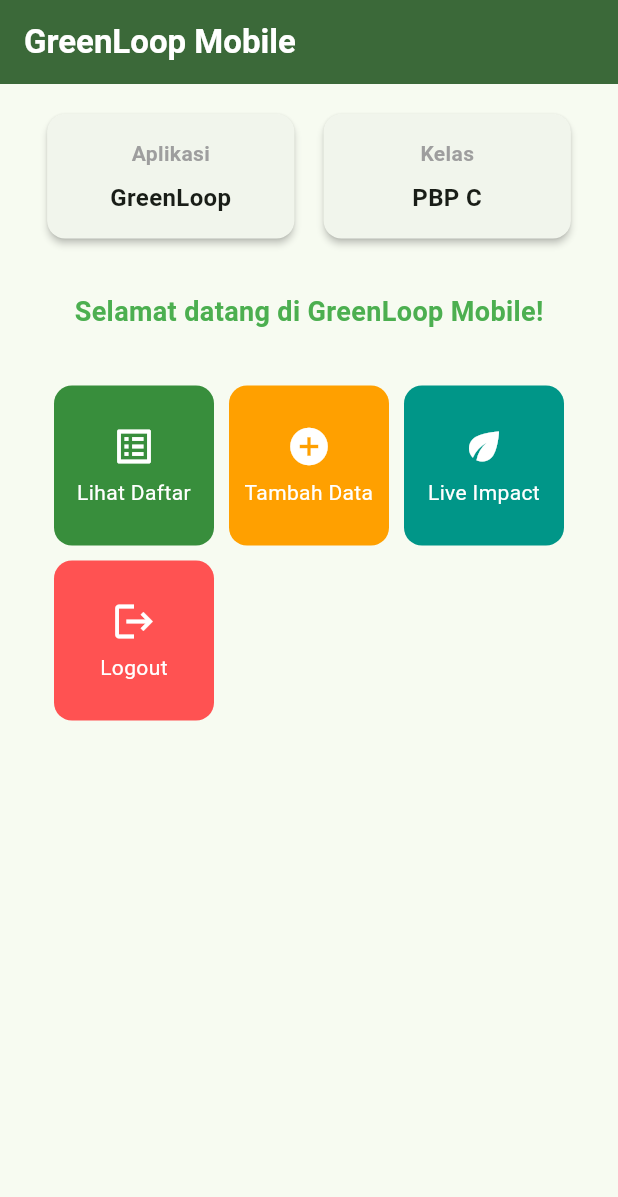
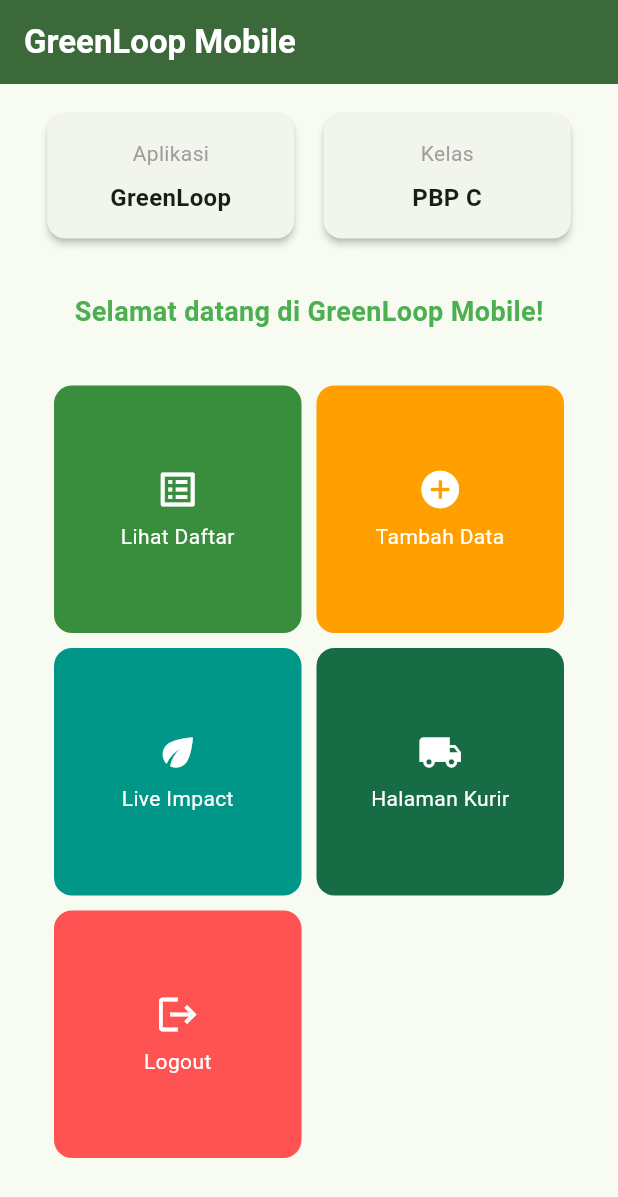
Before and after one commit to PBP-KelasC-Kelompok3/greenloop_mobile, a Flutter app: the screen it shows after launch, on a phone screen of 412 x 824 dp. Shown: the top 1197 px of the screen. Run offline on Flutter 3.47's test engine with Material 3 defaults, Android fonts, the phone set to English and light mode, and no system bars.

Commit message:
feat: add a courier dashboard and navigation to the menu
- Membuat halaman dashboard kurir dengan status tugas yang bisa diubah
- Menampilkan ringkasan statistik dan informasi cuaca
- Menambahkan kartu tugas penjemputan beserta aksi mulai penjemputan
- Menyediakan navigasi bawah dan notifikasi placeholder untuk fitur lanjutan
- Menghubungkan tile Halaman Kurir dari menu ke dashboard

```diff
--- a/lib/menu.dart
+++ b/lib/menu.dart
@@ -1,4 +1,5 @@
 import 'package:flutter/material.dart';
+import 'courier_page.dart';
 
 class MyHomePage extends StatelessWidget {
   MyHomePage({super.key});
@@ -11,6 +12,8 @@ class MyHomePage extends StatelessWidget {
     ItemHomepage("Lihat Daftar", Icons.list_alt, Colors.green.shade700),
     ItemHomepage("Tambah Data", Icons.add_circle, Colors.amber.shade700),
     ItemHomepage("Live Impact", Icons.eco, Colors.teal),
+    ItemHomepage("Halaman Kurir", Icons.local_shipping, const Color(0xFF176B45),
+      page: const CourierDashboardPage()),
     ItemHomepage("Logout", Icons.logout, Colors.redAccent),
   ];
 
@@ -20,10 +23,7 @@ class MyHomePage extends StatelessWidget {
       appBar: AppBar(
         title: const Text(
           'GreenLoop Mobile',
-          style: TextStyle(
-            color: Colors.white,
-            fontWeight: FontWeight.bold,
-          ),
+          style: TextStyle(color: Colors.white, fontWeight: FontWeight.bold),
         ),
         backgroundColor: Theme.of(context).colorScheme.primary,
       ),
@@ -54,18 +54,14 @@ class MyHomePage extends StatelessWidget {
               ),
             ),
             const SizedBox(height: 16.0),
-            // GridView untuk Tombol Aksi Modul
             Expanded(
               child: GridView.count(
                 primary: true,
                 padding: const EdgeInsets.all(20),
                 crossAxisSpacing: 10,
                 mainAxisSpacing: 10,
-                crossAxisCount: 3,
-                shrinkWrap: true,
-                children: items.map((ItemHomepage item) {
-                  return ItemCard(item);
-                }).toList(),
+                crossAxisCount: 2,
+                children: items.map((item) => ItemCard(item)).toList(),
               ),
             ),
           ],
@@ -85,23 +81,21 @@ class InfoCard extends StatelessWidget {
   Widget build(BuildContext context) {
     return Card(
       elevation: 2.0,
-      child: Container(
-        // Lebar disesuaikan untuk 2 kartu agar pas di layar
+      child: SizedBox(
         width: MediaQuery.of(context).size.width / 2.5,
+        child: Padding(
           padding: const EdgeInsets.all(16.0),
           child: Column(
             children: [
-            Text(
-              title,
-              style: const TextStyle(fontWeight: FontWeight.bold, color: Colors.grey),
-            ),
+              Text(title, style: const TextStyle(color: Colors.grey)),
               const SizedBox(height: 8.0),
               Text(
                 content,
+                textAlign: TextAlign.center,
                 style: const TextStyle(fontSize: 16.0, fontWeight: FontWeight.bold),
-              textAlign: TextAlign.center,
               ),
             ],
+          ),
         ),
       ),
     );
@@ -112,8 +106,9 @@ class ItemHomepage {
   final String name;
   final IconData icon;
   final Color color;
+  final Widget? page;
 
-  ItemHomepage(this.name, this.icon, this.color);
+  ItemHomepage(this.name, this.icon, this.color, {this.page});
 }
 
 class ItemCard extends StatelessWidget {
@@ -127,30 +122,27 @@ class ItemCard extends StatelessWidget {
       color: item.color,
       borderRadius: BorderRadius.circular(12),
       child: InkWell(
+        borderRadius: BorderRadius.circular(12),
         onTap: () {
+          if (item.page != null) {
+            Navigator.of(context).push(
+              MaterialPageRoute<void>(builder: (_) => item.page!),
+            );
+            return;
+          }
           ScaffoldMessenger.of(context)
             ..hideCurrentSnackBar()
-            ..showSnackBar(
-              SnackBar(content: Text("Kamu telah menekan tombol ${item.name}!"))
-            );
+            ..showSnackBar(SnackBar(content: Text('Kamu telah menekan tombol ${item.name}!')));
         },
-        child: Container(
+        child: Padding(
           padding: const EdgeInsets.all(8),
           child: Center(
             child: Column(
               mainAxisAlignment: MainAxisAlignment.center,
               children: [
-                Icon(
-                  item.icon,
-                  color: Colors.white,
-                  size: 30.0,
-                ),
-                const Padding(padding: EdgeInsets.all(3)),
-                Text(
-                  item.name,
-                  textAlign: TextAlign.center,
-                  style: const TextStyle(color: Colors.white),
-                ),
+                Icon(item.icon, color: Colors.white, size: 30),
+                const SizedBox(height: 6),
+                Text(item.name, textAlign: TextAlign.center, style: const TextStyle(color: Colors.white)),
               ],
             ),
           ),
```
Also changed, not shown: lib/courier_page.dart (added, +297 -0 lines). Lines whose indentation alone changed are shown as unchanged.
